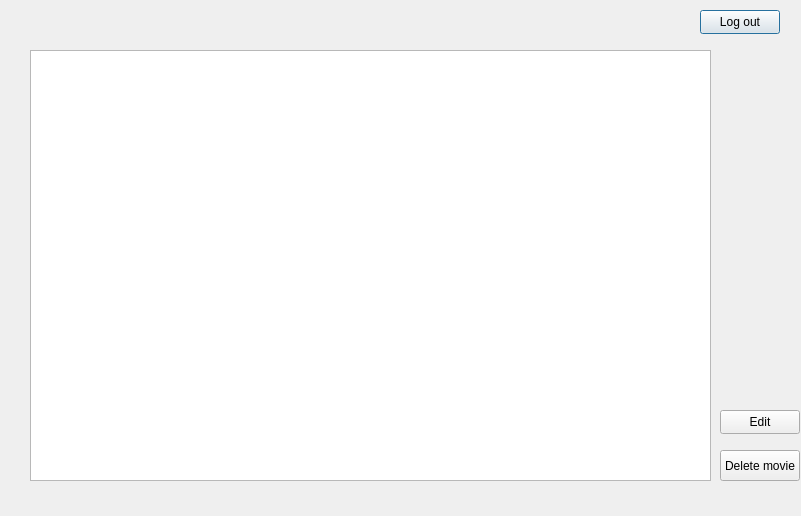
Old version of the form welcom.ui in the repository RomanMusijowski/CinemaApp.
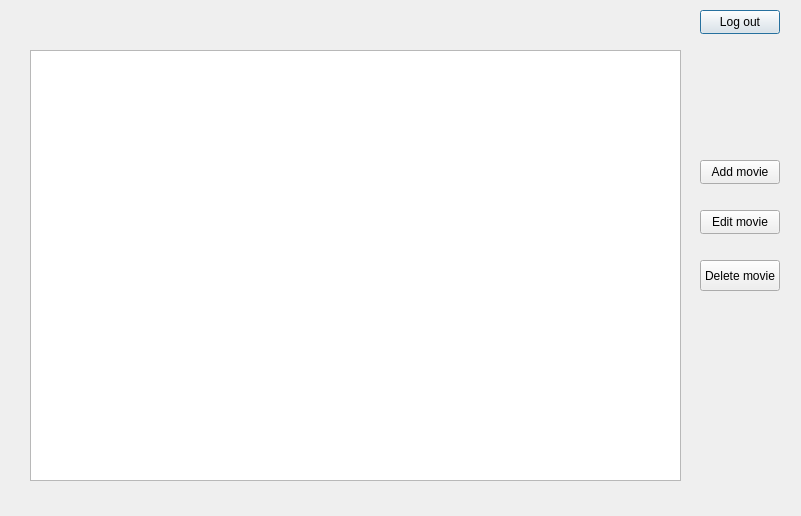
New version of the form.

Commit message: edit is not finished

The edit to the form file:
```diff
--- a/welcom.ui
+++ b/welcom.ui
@@ -18,10 +18,16 @@
     <rect>
      <x>30</x>
      <y>50</y>
-     <width>681</width>
+     <width>651</width>
      <height>431</height>
     </rect>
    </property>
+   <property name="editTriggers">
+    <set>QAbstractItemView::NoEditTriggers</set>
+   </property>
+   <property name="alternatingRowColors">
+    <bool>true</bool>
+   </property>
   </widget>
   <widget class="QPushButton" name="pushButton">
    <property name="geometry">
@@ -39,21 +45,21 @@
   <widget class="QPushButton" name="pushButton_2">
    <property name="geometry">
     <rect>
-     <x>720</x>
-     <y>410</y>
+     <x>700</x>
+     <y>210</y>
      <width>80</width>
      <height>24</height>
     </rect>
    </property>
    <property name="text">
-    <string>Edit</string>
+    <string>Edit movie</string>
    </property>
   </widget>
   <widget class="QPushButton" name="pushButton_3">
    <property name="geometry">
     <rect>
-     <x>720</x>
-     <y>450</y>
+     <x>700</x>
+     <y>260</y>
      <width>80</width>
      <height>31</height>
     </rect>
@@ -62,6 +68,19 @@
     <string>Delete movie</string>
    </property>
   </widget>
+  <widget class="QPushButton" name="addMovie">
+   <property name="geometry">
+    <rect>
+     <x>700</x>
+     <y>160</y>
+     <width>80</width>
+     <height>24</height>
+    </rect>
+   </property>
+   <property name="text">
+    <string>Add movie</string>
+   </property>
+  </widget>
  </widget>
  <resources/>
  <connections/>
```
Left out of the diff: 4 changed lines with no effect on the pictures. The commit also changes 5 other files.
